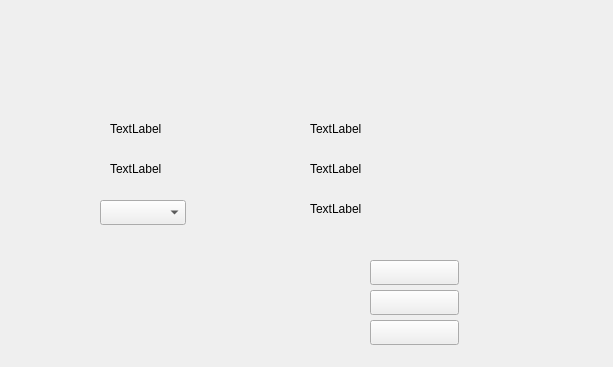
Qt form boxready.ui (yingzhihua/DxHS-C) before a commit.
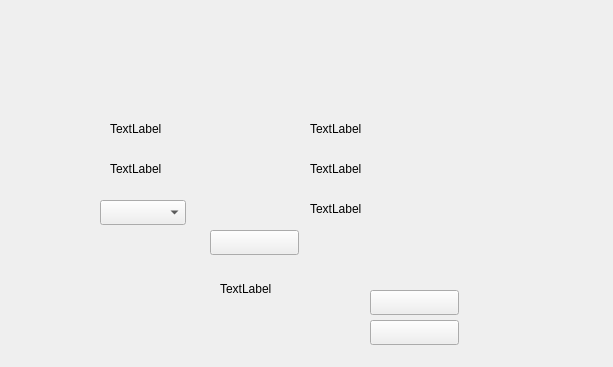
The same form after that commit.

```diff
--- a/boxready.ui
+++ b/boxready.ui
@@ -16,8 +16,8 @@
   <widget class="QPushButton" name="Home_BoxReady_btStart">
    <property name="geometry">
     <rect>
-     <x>370</x>
-     <y>260</y>
+     <x>210</x>
+     <y>230</y>
      <width>89</width>
      <height>25</height>
     </rect>
@@ -153,6 +153,19 @@
     <string>TextLabel</string>
    </property>
   </widget>
+  <widget class="QLabel" name="Home_BoxReady_lbTips">
+   <property name="geometry">
+    <rect>
+     <x>220</x>
+     <y>280</y>
+     <width>67</width>
+     <height>17</height>
+    </rect>
+   </property>
+   <property name="text">
+    <string>TextLabel</string>
+   </property>
+  </widget>
  </widget>
  <resources/>
  <connections/>
```
